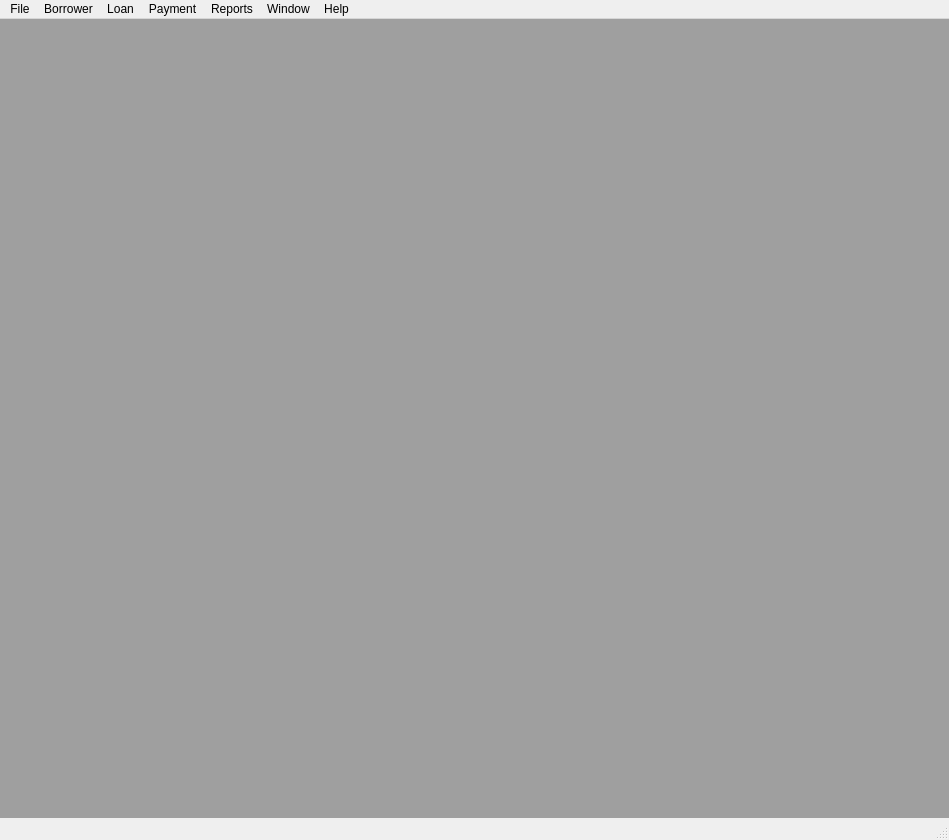
Before: the Qt Designer form designer/main.ui in romwhyte/casheagle, drawn with Qt 5.
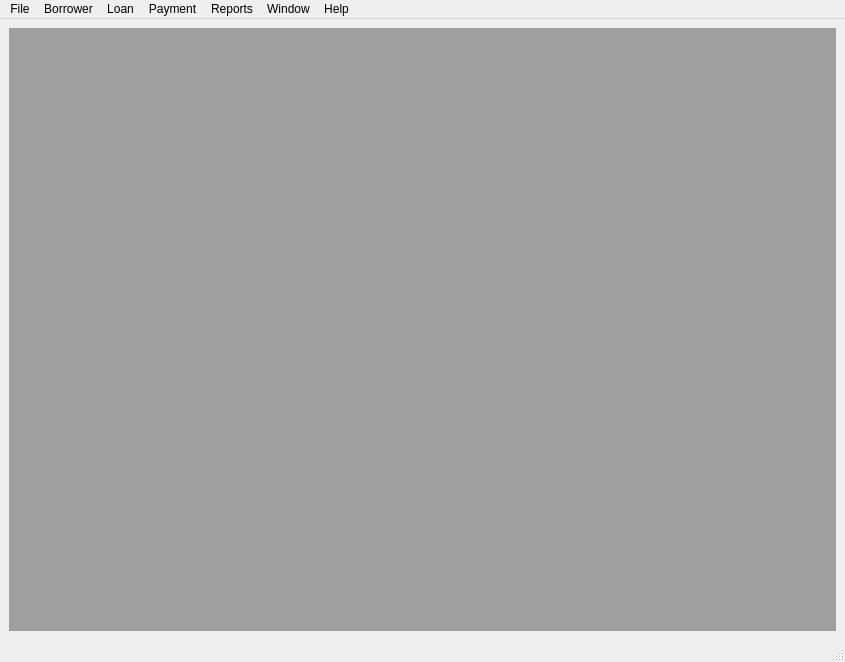
After: the same form once the commit is applied.

The edit to the form file:
```diff
--- a/designer/main.ui
+++ b/designer/main.ui
@@ -6,8 +6,8 @@
    <rect>
     <x>0</x>
     <y>0</y>
-    <width>949</width>
-    <height>840</height>
+    <width>845</width>
+    <height>662</height>
    </rect>
   </property>
   <property name="sizePolicy">
@@ -20,32 +20,24 @@
    <string>CashEagle</string>
   </property>
   <widget class="QWidget" name="centralwidget">
-   <widget class="QMdiArea" name="mdiArea">
-    <property name="geometry">
-     <rect>
-      <x>-1</x>
-      <y>0</y>
-      <width>961</width>
-      <height>831</height>
-     </rect>
-    </property>
     <property name="sizePolicy">
-     <sizepolicy hsizetype="Maximum" vsizetype="Maximum">
+    <sizepolicy hsizetype="Preferred" vsizetype="Preferred">
       <horstretch>0</horstretch>
       <verstretch>0</verstretch>
      </sizepolicy>
     </property>
-    <property name="sizeAdjustPolicy">
-     <enum>QAbstractScrollArea::AdjustToContents</enum>
-    </property>
-   </widget>
+   <layout class="QGridLayout" name="gridLayout">
+    <item row="0" column="0">
+     <widget class="QMdiArea" name="mdiArea"/>
+    </item>
+   </layout>
   </widget>
   <widget class="QMenuBar" name="menubar">
    <property name="geometry">
     <rect>
      <x>0</x>
      <y>0</y>
-     <width>949</width>
+     <width>845</width>
      <height>26</height>
     </rect>
    </property>
```
Lines whose indentation alone changed are shown as unchanged.
